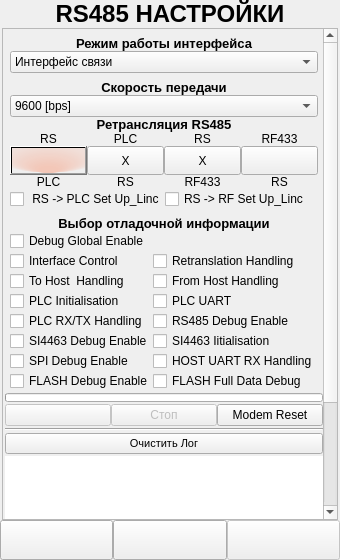
Before: the Qt Designer form ANDROID_FORMS/rs_settings_form.ui in DavidSiegman/PLC_RF_Configurator, drawn with Qt 5.
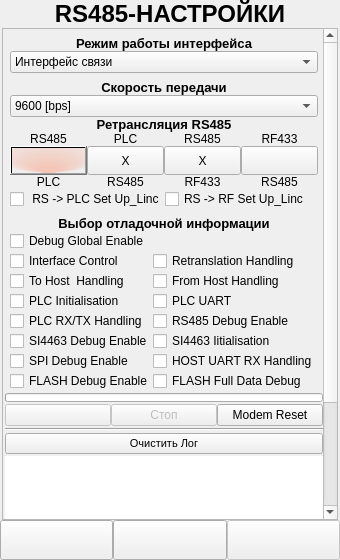
After: the same form once the commit is applied. Icons and pictures are not drawn.

```diff
--- a/ANDROID_FORMS/rs_settings_form.ui
+++ b/ANDROID_FORMS/rs_settings_form.ui
@@ -52,7 +52,7 @@
       </font>
      </property>
      <property name="text">
-      <string>RS485 НАСТРОЙКИ</string>
+      <string>RS485-НАСТРОЙКИ</string>
      </property>
      <property name="alignment">
       <set>Qt::AlignCenter</set>
@@ -416,7 +416,7 @@
                   </font>
                  </property>
                  <property name="text">
-                  <string>RS</string>
+                  <string>RS485</string>
                  </property>
                  <property name="alignment">
                   <set>Qt::AlignCenter</set>
@@ -472,7 +472,7 @@
                   </font>
                  </property>
                  <property name="text">
-                  <string>RS</string>
+                  <string>RS485</string>
                  </property>
                  <property name="alignment">
                   <set>Qt::AlignCenter</set>
@@ -587,7 +587,7 @@
                   </font>
                  </property>
                  <property name="text">
-                  <string>RS</string>
+                  <string>RS485</string>
                  </property>
                  <property name="alignment">
                   <set>Qt::AlignCenter</set>
@@ -629,7 +629,7 @@
                   </font>
                  </property>
                  <property name="text">
-                  <string>RS</string>
+                  <string>RS485</string>
                  </property>
                  <property name="alignment">
                   <set>Qt::AlignCenter</set>
```
Left out of the diff: 93 changed lines with no effect on the pictures.
